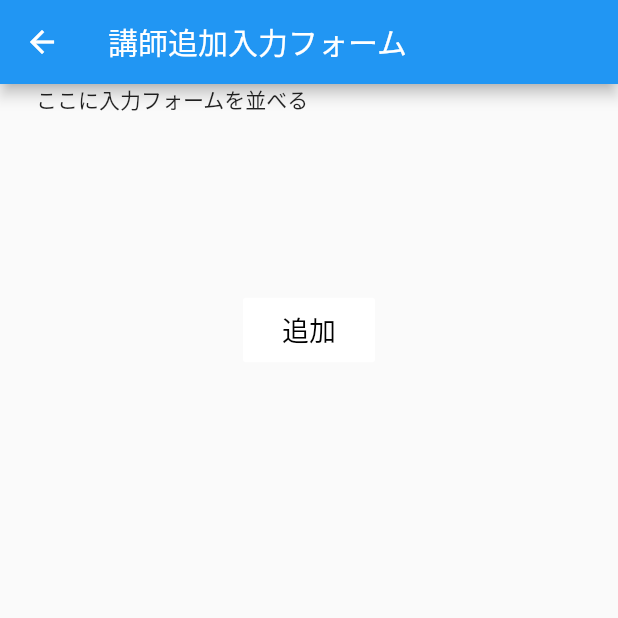
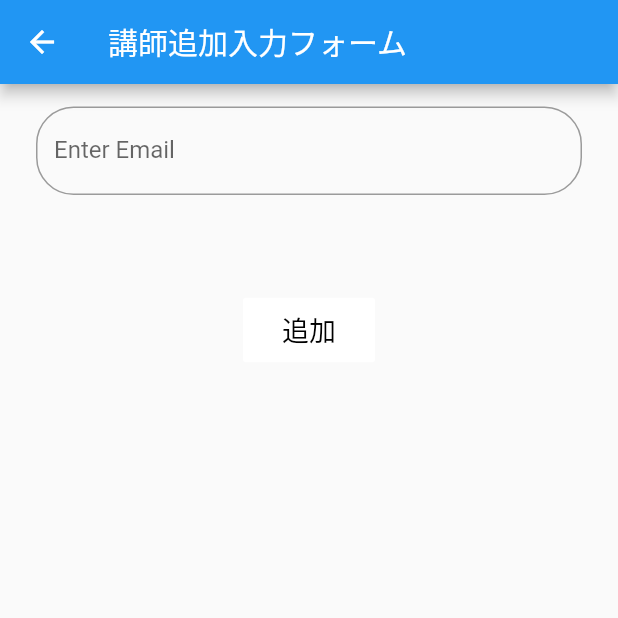
Before and after one commit to itachi-P/FlutterAndFirebase001, a Flutter app: the TeachersUpdate screen opened directly, after a tap on "追加", on a phone screen of 412 x 824 dp, the top half of it. Run offline on Flutter 3.47's test engine with Material 2 defaults, Android fonts, the phone set to English and light mode, and no system bars; our stand-ins replace cloud_firestore; accounts and stored records are empty; network calls fail; Roboto replaces fonts that are missing (Poppins).

Commit message:
Trying out various input forms on the teachers addition screen.

```diff
--- a/lib/main.dart
+++ b/lib/main.dart
@@ -1,5 +1,6 @@
 import 'package:flutter/material.dart';
 import 'package:flutter/rendering.dart';
+import 'package:task03fb/test_input_forms.dart';
 
 import 'contact.dart';
 import 'footer.dart';
@@ -9,7 +10,7 @@ import 'right_menu.dart';
 import 'teachers.dart';
 
 void main() {
-  debugPaintSizeEnabled = true;
+  //debugPaintSizeEnabled = true;
   runApp(MyApp());
 }
 
@@ -18,12 +19,12 @@ class MyApp extends StatelessWidget {
   Widget build(BuildContext context) {
     return MaterialApp(
       debugShowCheckedModeBanner: false,
-      //home: MyApp(),
       routes: <String, WidgetBuilder>{
         '/contact_page': (BuildContext context) => Contact(),
         '/login': (BuildContext context) => Login(),
         '/right_menu': (BuildContext context) => RightMenu(),
         '/teachers': (BuildContext context) => Teachers(),
+        '/test_input_forms': (BuildContext context) => TestInputForm(),
       },
       title: 'task03 connect firestore',
       home: KatachiHomePage(),
--- a/lib/teachers_update.dart
+++ b/lib/teachers_update.dart
@@ -8,6 +8,7 @@ class TeachersUpdate extends StatefulWidget {
   }
 }
 
+// documentIDを指定しない場合はFirestore側で自動的に一意なIDが生成される。
 void setData(String collection, String documentID, Map data) {
   Firestore.instance.collection(collection).document(documentID).setData(data);
 }
@@ -23,8 +24,33 @@ class _TeachersUpdateState extends State<TeachersUpdate> {
             Container(
               width: 380,
               height: 140.0,
-              padding: EdgeInsets.fromLTRB(8.0, 0, 8.0, 0),
-              child: Text("ここに入力フォームを並べる"),
+              padding: EdgeInsets.fromLTRB(8.0, 15.0, 8.0, 0),
+              child: Column(
+                children: <Widget>[
+                  TextFormField(
+                    decoration: new InputDecoration(
+                      labelText: "Enter Email",
+                      fillColor: Colors.greenAccent,
+                      border: new OutlineInputBorder(
+                        borderRadius: new BorderRadius.circular(25.0),
+                        borderSide: new BorderSide(),
+                      ),
+                      //fillColor: Colors.green
+                    ),
+                    validator: (val) {
+                      if (val.length == 0) {
+                        return "Email cannot be empty";
+                      } else {
+                        return null;
+                      }
+                    },
+                    keyboardType: TextInputType.emailAddress,
+                    style: new TextStyle(
+                      fontFamily: "Poppins",
+                    ),
+                  ),
+                ],
+              ),
             ),
             Container(
               child: FlatButton(
@@ -37,10 +63,10 @@ class _TeachersUpdateState extends State<TeachersUpdate> {
                 onPressed: () {
                   // TODO
                   //dummy
-                  String documentID = "yamada";
+                  String documentID = "moheji";
                   Map<String, dynamic> data = {
-                    "full_name": "山田太郎",
-                    "specialty": "Cobol/Elixir/Haskell",
+                    "full_name": "屁野 茂平次",
+                    "specialty": "Cobol/C#/Go",
                   };
                   setData('teachers', documentID, data);
                 },
```
Also changed, not shown: lib/right_menu.dart (+14 -1 lines), lib/teachers.dart (+42 -7 lines), lib/test_input_forms.dart (added, +54 -0 lines).
